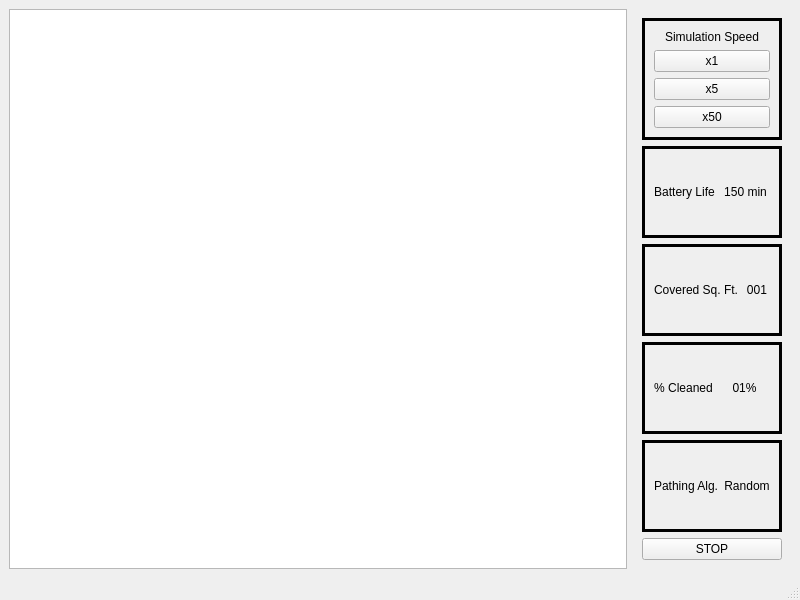
First picture: the form in simwindow.ui, repository mdelaune/RoboSim, before the edit.
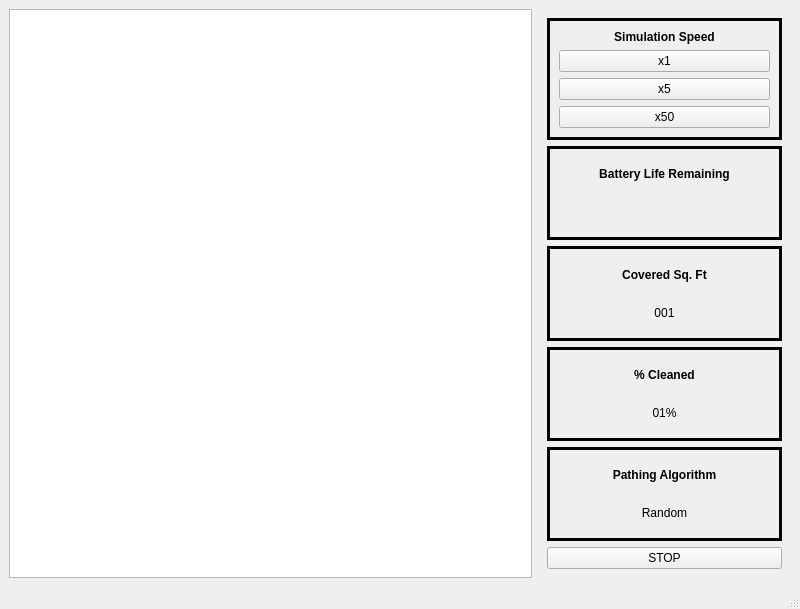
Second picture: the form after the edit.

Commit message: updated path algorithms

```diff
--- a/simwindow.ui
+++ b/simwindow.ui
@@ -7,7 +7,7 @@
     <x>0</x>
     <y>0</y>
     <width>800</width>
-    <height>600</height>
+    <height>609</height>
    </rect>
   </property>
   <property name="windowTitle">
@@ -47,7 +47,12 @@
          </property>
          <layout class="QVBoxLayout" name="verticalLayout_2">
           <item>
-           <widget class="QLabel" name="label_2">
+           <widget class="QLabel" name="simulationSpeedLabel">
+            <property name="font">
+             <font>
+              <bold>true</bold>
+             </font>
+            </property>
             <property name="text">
              <string>Simulation Speed</string>
             </property>
@@ -91,39 +96,62 @@
          <property name="midLineWidth">
           <number>3</number>
          </property>
-         <layout class="QHBoxLayout" name="horizontalLayout_3">
+         <layout class="QVBoxLayout" name="verticalLayout_3">
           <item>
-           <widget class="QLabel" name="label">
-            <property name="frameShape">
-             <enum>QFrame::Shape::NoFrame</enum>
-            </property>
-            <property name="lineWidth">
-             <number>3</number>
-            </property>
-            <property name="midLineWidth">
-             <number>3</number>
-            </property>
-            <property name="text">
-             <string>Battery Life</string>
-            </property>
-            <property name="alignment">
-             <set>Qt::AlignmentFlag::AlignCenter</set>
-            </property>
-           </widget>
+           <layout class="QHBoxLayout" name="horizontalLayout_2">
+            <item>
+             <spacer name="horizontalSpacer">
+              <property name="orientation">
+               <enum>Qt::Orientation::Horizontal</enum>
+              </property>
+              <property name="sizeType">
+               <enum>QSizePolicy::Policy::Preferred</enum>
+              </property>
+              <property name="sizeHint" stdset="0">
+               <size>
+                <width>40</width>
+                <height>20</height>
+               </size>
+              </property>
+             </spacer>
+            </item>
+            <item>
+             <widget class="QLabel" name="batteryLifeRemainingLabel">
+              <property name="font">
+               <font>
+                <bold>true</bold>
+               </font>
+              </property>
+              <property name="text">
+               <string>Battery Life Remaining</string>
+              </property>
+              <property name="alignment">
+               <set>Qt::AlignmentFlag::AlignCenter</set>
+              </property>
+             </widget>
+            </item>
+            <item>
+             <spacer name="horizontalSpacer_2">
+              <property name="orientation">
+               <enum>Qt::Orientation::Horizontal</enum>
+              </property>
+              <property name="sizeType">
+               <enum>QSizePolicy::Policy::Preferred</enum>
+              </property>
+              <property name="sizeHint" stdset="0">
+               <size>
+                <width>40</width>
+                <height>20</height>
+               </size>
+              </property>
+             </spacer>
+            </item>
+           </layout>
           </item>
           <item>
-           <widget class="QLabel" name="label_3">
-            <property name="frameShape">
-             <enum>QFrame::Shape::NoFrame</enum>
-            </property>
-            <property name="lineWidth">
-             <number>3</number>
-            </property>
-            <property name="midLineWidth">
-             <number>3</number>
-            </property>
+           <widget class="QLabel" name="secondsLeftLabel">
             <property name="text">
-             <string>150 min</string>
+             <string/>
             </property>
             <property name="alignment">
              <set>Qt::AlignmentFlag::AlignCenter</set>
@@ -144,11 +172,16 @@
          <property name="midLineWidth">
           <number>3</number>
          </property>
-         <layout class="QHBoxLayout" name="horizontalLayout_4">
+         <layout class="QVBoxLayout" name="verticalLayout_4">
           <item>
-           <widget class="QLabel" name="label_4">
+           <widget class="QLabel" name="coveredSqFtLabel">
+            <property name="font">
+             <font>
+              <bold>true</bold>
+             </font>
+            </property>
             <property name="text">
-             <string>Covered Sq. Ft.</string>
+             <string>Covered Sq. Ft</string>
             </property>
             <property name="alignment">
              <set>Qt::AlignmentFlag::AlignCenter</set>
@@ -156,7 +189,7 @@
            </widget>
           </item>
           <item>
-           <widget class="QLabel" name="label_5">
+           <widget class="QLabel" name="coveredSqFtValueLabel">
             <property name="text">
              <string>001</string>
             </property>
@@ -179,11 +212,13 @@
          <property name="midLineWidth">
           <number>3</number>
          </property>
-         <layout class="QHBoxLayout" name="horizontalLayout_5">
+         <layout class="QVBoxLayout" name="verticalLayout_5">
           <item>
-           <widget class="QLabel" name="label_6">
-            <property name="midLineWidth">
-             <number>-2</number>
+           <widget class="QLabel" name="percentCleanedLabel">
+            <property name="font">
+             <font>
+              <bold>true</bold>
+             </font>
             </property>
             <property name="text">
              <string>% Cleaned</string>
@@ -194,7 +229,7 @@
            </widget>
           </item>
           <item>
-           <widget class="QLabel" name="label_7">
+           <widget class="QLabel" name="percentCleanedValueLabel">
             <property name="text">
              <string>01%</string>
             </property>
@@ -217,11 +252,16 @@
          <property name="midLineWidth">
           <number>3</number>
          </property>
-         <layout class="QHBoxLayout" name="horizontalLayout_6">
+         <layout class="QVBoxLayout" name="verticalLayout_6">
           <item>
-           <widget class="QLabel" name="label_8">
+           <widget class="QLabel" name="pathingAlgorithmLabel">
+            <property name="font">
+             <font>
+              <bold>true</bold>
+             </font>
+            </property>
             <property name="text">
-             <string>Pathing Alg.</string>
+             <string>Pathing Algorithm</string>
             </property>
             <property name="alignment">
              <set>Qt::AlignmentFlag::AlignCenter</set>
@@ -229,7 +269,7 @@
            </widget>
           </item>
           <item>
-           <widget class="QLabel" name="label_9">
+           <widget class="QLabel" name="algorithmLabel">
             <property name="text">
              <string>Random</string>
             </property>
```
Left out of the diff: 16 changed lines with no effect on the pictures. The commit also changes 5 other files.
